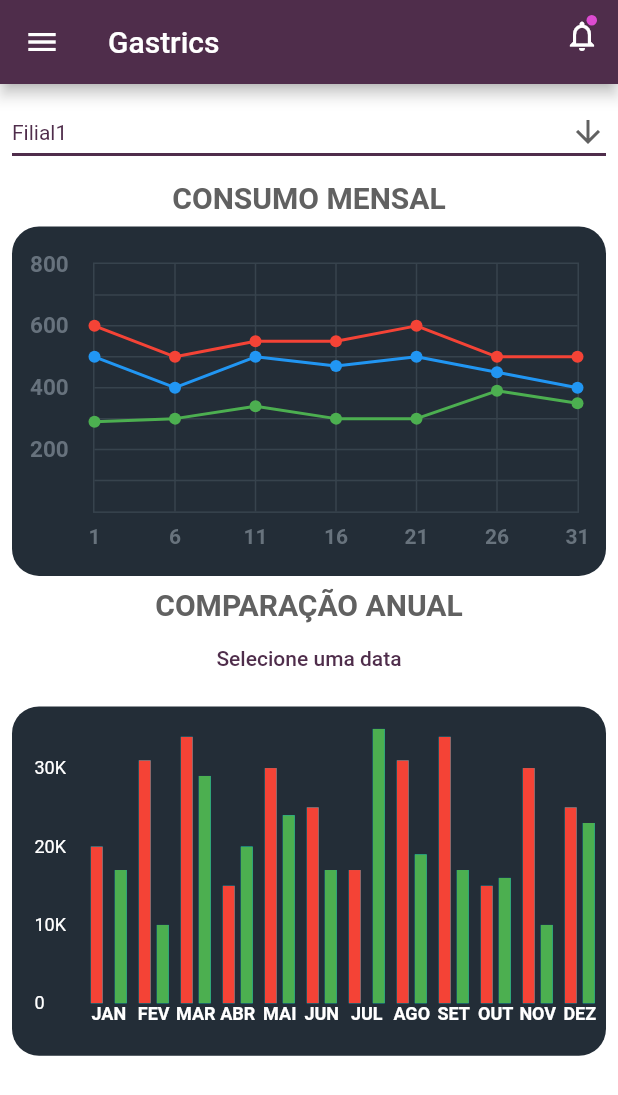
After one commit to mathbonato/gastrics_mobile, a Flutter app: the MetricsPage screen opened directly, after a tap on "Selecione uma data", on a phone screen of 412 x 824 dp. The commit adds this screen. Shown: the top 1095 px of the screen. Run offline on Flutter 3.47's test engine with Material 2 defaults, Android fonts, the phone set to English and light mode, and no system bars; drawn by our look-alikes of fl_chart; our stand-ins replace flutter_datetime_picker, get, google_fonts; missing offline and left inert: dart:ffi.

Commit message:
adding charts and datepicker

```diff
--- a/lib/modules/dashboard/dashboard_page.dart
+++ b/lib/modules/dashboard/dashboard_page.dart
@@ -1,5 +1,6 @@
 import 'package:flutter/material.dart';
 import 'package:glp_manager_mobile/components/card.dart';
+import 'package:glp_manager_mobile/components/notification_bell.dart';
 import 'package:glp_manager_mobile/modules/dashboard/drawer.dart';
 import 'package:glp_manager_mobile/shared/themes/appcollors.dart';
 
@@ -11,16 +12,18 @@ class DashboardPage extends StatefulWidget {
 }
 
 class _DashboardPageState extends State<DashboardPage> {
+  String dropdownValue = 'Filial1';
+
   @override
   Widget build(BuildContext context) {
     final size = MediaQuery.of(context).size;
-    String dropdownValue = 'Filial1';
 
     return Scaffold(
         backgroundColor: AppColors.background,
         appBar: AppBar(
             backgroundColor: AppColors.primary,
-            title: const Text("GLP Manager")),
+            title: const Text("Gastrics"),
+            actions: notificationBell()),
         drawer: const CustomDrawer(),
         body: Column(
           children: [
--- /dev/null
+++ b/lib/modules/metrics/bar_chart.dart
@@ -0,0 +1,363 @@
+import 'package:fl_chart/fl_chart.dart';
+import 'package:flutter/material.dart';
+
+class BarChartSample4 extends StatefulWidget {
+  const BarChartSample4({Key? key}) : super(key: key);
+
+  @override
+  State<StatefulWidget> createState() => BarChartSample4State();
+}
+
+class BarChartSample4State extends State<BarChartSample4> {
+  final Color dark = Colors.green;
+  final Color light = Colors.red;
+
+  @override
+  Widget build(BuildContext context) {
+    return Padding(
+      padding: const EdgeInsets.all(8.0),
+      child: AspectRatio(
+        aspectRatio: 1.70,
+        child: Container(
+          decoration: const BoxDecoration(
+              borderRadius: BorderRadius.all(
+                Radius.circular(18),
+              ),
+              color: Color(0xff232d37)),
+          child: Padding(
+            padding:
+                const EdgeInsets.only(right: 0, left: 15, top: 15, bottom: 15),
+            child: BarChart(
+              BarChartData(
+                alignment: BarChartAlignment.center,
+                barTouchData: BarTouchData(
+                  enabled: true,
+                ),
+                titlesData: FlTitlesData(
+                  show: true,
+                  bottomTitles: AxisTitles(
+                    sideTitles: SideTitles(
+                      showTitles: true,
+                      reservedSize: 20,
+                      getTitlesWidget: bottomTitles,
+                    ),
+                  ),
+                  leftTitles: AxisTitles(
+                    sideTitles: SideTitles(
+                      showTitles: true,
+                      reservedSize: 30,
+                      getTitlesWidget: leftTitles,
+                    ),
+                  ),
+                  topTitles: AxisTitles(
+                    sideTitles: SideTitles(showTitles: false),
+                  ),
+                  rightTitles: AxisTitles(
+                    sideTitles: SideTitles(showTitles: false),
+                  ),
+                ),
+                gridData: FlGridData(
+                  show: false,
+                  checkToShowHorizontalLine: (value) => value % 10 == 0,
+                  getDrawingHorizontalLine: (value) => FlLine(
+                    color: const Color(0xffe7e8ec),
+                    strokeWidth: 1,
+                  ),
+                  drawVerticalLine: true,
+                ),
+                borderData: FlBorderData(
+                  show: false,
+                ),
+                groupsSpace: 8,
+                barGroups: getData(),
+              ),
+            ),
+          ),
+        ),
+      ),
+    );
+  }
+
+  List<BarChartGroupData> getData() {
+    return [
+      BarChartGroupData(
+        x: 0,
+        barsSpace: 8,
+        barRods: [
+          BarChartRodData(
+              toY: 20000,
+              rodStackItems: [
+                BarChartRodStackItem(0, 20000, light),
+              ],
+              borderRadius: const BorderRadius.all(Radius.zero)),
+          BarChartRodData(
+              toY: 17000,
+              rodStackItems: [
+                BarChartRodStackItem(0, 17000, dark),
+              ],
+              borderRadius: const BorderRadius.all(Radius.zero)),
+        ],
+      ),
+      BarChartGroupData(
+        x: 1,
+        barsSpace: 4,
+        barRods: [
+          BarChartRodData(
+              toY: 31000,
+              rodStackItems: [
+                BarChartRodStackItem(0, 31000, light),
+              ],
+              borderRadius: const BorderRadius.all(Radius.zero)),
+          BarChartRodData(
+              toY: 10000,
+              rodStackItems: [
+                BarChartRodStackItem(0, 17000, dark),
+              ],
+              borderRadius: const BorderRadius.all(Radius.zero)),
+        ],
+      ),
+      BarChartGroupData(
+        x: 2,
+        barsSpace: 4,
+        barRods: [
+          BarChartRodData(
+              toY: 34000,
+              rodStackItems: [
+                BarChartRodStackItem(0, 34000, light),
+              ],
+              borderRadius: const BorderRadius.all(Radius.zero)),
+          BarChartRodData(
+              toY: 29000,
+              rodStackItems: [
+                BarChartRodStackItem(0, 29000, dark),
+              ],
+              borderRadius: const BorderRadius.all(Radius.zero)),
+        ],
+      ),
+      BarChartGroupData(
+        x: 3,
+        barsSpace: 4,
+        barRods: [
+          BarChartRodData(
+              toY: 15000,
+              rodStackItems: [
+                BarChartRodStackItem(0, 15000, light),
+              ],
+              borderRadius: const BorderRadius.all(Radius.zero)),
+          BarChartRodData(
+              toY: 20000,
+              rodStackItems: [
+                BarChartRodStackItem(0, 20000, dark),
+              ],
+              borderRadius: const BorderRadius.all(Radius.zero)),
+        ],
+      ),
+      BarChartGroupData(
+        x: 4,
+        barsSpace: 4,
+        barRods: [
+          BarChartRodData(
+              toY: 30000,
+              rodStackItems: [
+                BarChartRodStackItem(0, 30000, light),
+              ],
+              borderRadius: const BorderRadius.all(Radius.zero)),
+          BarChartRodData(
+              toY: 24000,
+              rodStackItems: [
+                BarChartRodStackItem(0, 24000, dark),
+              ],
+              borderRadius: const BorderRadius.all(Radius.zero)),
+        ],
+      ),
+      BarChartGroupData(
+        x: 5,
+        barsSpace: 4,
+        barRods: [
+          BarChartRodData(
+              toY: 25000,
+              rodStackItems: [
+                BarChartRodStackItem(0, 25000, light),
+              ],
+              borderRadius: const BorderRadius.all(Radius.zero)),
+          BarChartRodData(
+              toY: 17000,
+              rodStackItems: [
+                BarChartRodStackItem(0, 17000, dark),
+              ],
+              borderRadius: const BorderRadius.all(Radius.zero)),
+        ],
+      ),
+      BarChartGroupData(
+        x: 6,
+        barsSpace: 8,
+        barRods: [
+          BarChartRodData(
+              toY: 17000,
+              rodStackItems: [
+                BarChartRodStackItem(0, 17000, light),
+              ],
+              borderRadius: const BorderRadius.all(Radius.zero)),
+          BarChartRodData(
+              toY: 35000,
+              rodStackItems: [
+                BarChartRodStackItem(0, 35000, dark),
+              ],
+              borderRadius: const BorderRadius.all(Radius.zero)),
+        ],
+      ),
+      BarChartGroupData(
+        x: 7,
+        barsSpace: 4,
+        barRods: [
+          BarChartRodData(
+              toY: 31000,
+              rodStackItems: [
+                BarChartRodStackItem(0, 31000, light),
+              ],
+              borderRadius: const BorderRadius.all(Radius.zero)),
+          BarChartRodData(
+              toY: 19000,
+              rodStackItems: [
+                BarChartRodStackItem(0, 19000, dark),
+              ],
+              borderRadius: const BorderRadius.all(Radius.zero)),
+        ],
+      ),
+      BarChartGroupData(
+        x: 8,
+        barsSpace: 4,
+        barRods: [
+          BarChartRodData(
+              toY: 34000,
+              rodStackItems: [
+                BarChartRodStackItem(0, 34000, light),
+              ],
+              borderRadius: const BorderRadius.all(Radius.zero)),
+          BarChartRodData(
+              toY: 17000,
+              rodStackItems: [
+                BarChartRodStackItem(0, 17000, dark),
+              ],
+              borderRadius: const BorderRadius.all(Radius.zero)),
+        ],
+      ),
+      BarChartGroupData(
+        x: 9,
+        barsSpace: 4,
+        barRods: [
+          BarChartRodData(
+              toY: 15000,
+              rodStackItems: [
+                BarChartRodStackItem(0, 15000, light),
+              ],
+              borderRadius: const BorderRadius.all(Radius.zero)),
+          BarChartRodData(
+              toY: 16000,
+              rodStackItems: [
+                BarChartRodStackItem(0, 16000, dark),
+              ],
+              borderRadius: const BorderRadius.all(Radius.zero)),
+        ],
+      ),
+      BarChartGroupData(
+        x: 10,
+        barsSpace: 4,
+        barRods: [
+          BarChartRodData(
+              toY: 30000,
+              rodStackItems: [
+                BarChartRodStackItem(0, 30000, light),
+              ],
+              borderRadius: const BorderRadius.all(Radius.zero)),
+          BarChartRodData(
+              toY: 10000,
+              rodStackItems: [
+                BarChartRodStackItem(0, 10000, dark),
+              ],
+              borderRadius: const BorderRadius.all(Radius.zero)),
+        ],
+      ),
+      BarChartGroupData(
+        x: 11,
+        barsSpace: 4,
+        barRods: [
+          BarChartRodData(
+              toY: 25000,
+              rodStackItems: [
+                BarChartRodStackItem(0, 25000, light),
+              ],
+              borderRadius: const BorderRadius.all(Radius.zero)),
+          BarChartRodData(
+              toY: 23000,
+              rodStackItems: [
+                BarChartRodStackItem(0, 23000, dark),
+              ],
+              borderRadius: const BorderRadius.all(Radius.zero)),
+        ],
+      ),
+    ];
+  }
+
+  Widget bottomTitles(double value, TitleMeta meta) {
+    const style = TextStyle(
+        color: Colors.white, fontSize: 12, fontWeight: FontWeight.bold);
+    String text;
+    switch (value.toInt()) {
+      case 0:
+        text = 'JAN';
+        break;
+      case 1:
+        text = 'FEV';
+        break;
+      case 2:
+        text = 'MAR';
+        break;
+      case 3:
+        text = 'ABR';
+        break;
+      case 4:
+        text = 'MAI';
+        break;
+      case 5:
+        text = 'JUN';
+        break;
+      case 6:
+        text = 'JUL';
+        break;
+      case 7:
+        text = 'AGO';
+        break;
+      case 8:
+        text = 'SET';
+        break;
+      case 9:
+        text = 'OUT';
+        break;
+      case 10:
+        text = 'NOV';
+        break;
+      case 11:
+        text = 'DEZ';
+        break;
+      default:
+        text = '';
+        break;
+    }
+    return Text(text, style: style);
+  }
+
+  Widget leftTitles(double value, TitleMeta meta) {
+    if (value == meta.max) {
+      return Container();
+    }
+    const style = TextStyle(
+      color: Colors.white,
+      fontSize: 12,
+    );
+    return Text(
+      '${meta.formattedValue}',
+      style: style,
+    );
+  }
+}
--- /dev/null
+++ b/lib/modules/metrics/line_chart.dart
@@ -0,0 +1,209 @@
+import 'package:fl_chart/fl_chart.dart';
+import 'package:flutter/material.dart';
+
+class LineChart1 extends StatefulWidget {
+  const LineChart1({Key? key}) : super(key: key);
+
+  @override
+  State<LineChart1> createState() => _LineChart1State();
+}
+
+class _LineChart1State extends State<LineChart1> {
+  @override
+  Widget build(BuildContext context) {
+    return Padding(
+      padding: const EdgeInsets.all(8.0),
+      child: AspectRatio(
+        aspectRatio: 1.70,
+        child: Container(
+          decoration: const BoxDecoration(
+              borderRadius: BorderRadius.all(
+                Radius.circular(18),
+              ),
+              color: Color(0xff232d37)),
+          child: Padding(
+            padding: const EdgeInsets.only(
+                right: 18.0, left: 12.0, top: 24, bottom: 12),
+            child: LineChart(mainData()),
+          ),
+        ),
+      ),
+    );
+  }
+}
+
+Widget bottomTitleWidgets(double value, TitleMeta meta) {
+  const style = TextStyle(
+    color: Color(0xff68737d),
+    fontWeight: FontWeight.bold,
+    fontSize: 14,
+  );
+  Widget text;
+  switch (value.toInt()) {
+    case 0:
+      text = const Text('1', style: style);
+      break;
+    case 1:
+      text = const Text('6', style: style);
+      break;
+    case 2:
+      text = const Text('11', style: style);
+      break;
+    case 3:
+      text = const Text('16', style: style);
+      break;
+    case 4:
+      text = const Text('21', style: style);
+      break;
+    case 5:
+      text = const Text('26', style: style);
+      break;
+    case 6:
+      text = const Text('31', style: style);
+      break;
+    default:
+      text = const Text('', style: style);
+      break;
+  }
+
+  return Padding(child: text, padding: const EdgeInsets.only(top: 8.0));
+}
+
+Widget leftTitleWidgets(double value, TitleMeta meta) {
+  const style = TextStyle(
+    color: Color(0xff67727d),
+    fontWeight: FontWeight.bold,
+    fontSize: 15,
+  );
+  String text;
+  switch (value.toInt()) {
+    case 2:
+      text = '200';
+      break;
+    case 4:
+      text = '400';
+      break;
+    case 6:
+      text = '600';
+      break;
+    case 8:
+      text = '800';
+      break;
+    default:
+      return Container();
+  }
+
+  return Text(text, style: style, textAlign: TextAlign.left);
+}
+
+LineChartData mainData() {
+  return LineChartData(
+    gridData: FlGridData(
+      show: true,
+      drawVerticalLine: true,
+      horizontalInterval: 1,
+      verticalInterval: 1,
+      getDrawingHorizontalLine: (value) {
+        return FlLine(
+          color: const Color(0xff37434d),
+          strokeWidth: 1,
+        );
+      },
+      getDrawingVerticalLine: (value) {
+        return FlLine(
+          color: const Color(0xff37434d),
+          strokeWidth: 1,
+        );
+      },
+    ),
+    titlesData: FlTitlesData(
+      show: true,
+      rightTitles: AxisTitles(
+        sideTitles: SideTitles(showTitles: false),
+      ),
+      topTitles: AxisTitles(
+        sideTitles: SideTitles(showTitles: false),
+      ),
+      bottomTitles: AxisTitles(
+        sideTitles: SideTitles(
+          showTitles: true,
+          reservedSize: 30,
+          interval: 1,
+          getTitlesWidget: bottomTitleWidgets,
+        ),
+      ),
+      leftTitles: AxisTitles(
+        sideTitles: SideTitles(
+          showTitles: true,
+          interval: 1,
+          getTitlesWidget: leftTitleWidgets,
+          reservedSize: 42,
+        ),
+      ),
+    ),
+    borderData: FlBorderData(
+        show: true,
+        border: Border.all(color: const Color(0xff37434d), width: 1)),
+    minX: 0,
+    maxX: 6,
+    minY: 0,
+    maxY: 8,
+    lineBarsData: [
+      LineChartBarData(
+        spots: const [
+          FlSpot(0, 6),
+          FlSpot(1, 5),
+          FlSpot(2, 5.5),
+          FlSpot(3, 5.5),
+          FlSpot(4, 6),
+          FlSpot(5, 5),
+          FlSpot(6, 5),
+          //   FlSpot(12, 5.5),
+        ],
+        isCurved: false,
+        color: Colors.red,
+        barWidth: 2,
+        isStrokeCapRound: true,
+        dotData: FlDotData(
+          show: true,
+        ),
+      ),
+      LineChartBarData(
+        spots: const [
+          FlSpot(0, 5),
+          FlSpot(1, 4),
+          FlSpot(2, 5),
+          FlSpot(3, 4.7),
+          FlSpot(4, 5),
+          FlSpot(5, 4.5),
+          FlSpot(6, 4),
+        ],
+        isCurved: false,
+        color: Colors.blue,
+        barWidth: 2,
+        isStrokeCapRound: true,
+        dotData: FlDotData(
+          show: true,
+        ),
+      ),
+      LineChartBarData(
+        spots: const [
+          FlSpot(0, 2.9),
+          FlSpot(1, 3),
+          FlSpot(2, 3.4),
+          FlSpot(3, 3),
+          FlSpot(4, 3),
+          FlSpot(5, 3.9),
+          FlSpot(6, 3.5),
+        ],
+        isCurved: false,
+        color: Colors.green,
+        barWidth: 2,
+        isStrokeCapRound: true,
+        dotData: FlDotData(
+          show: true,
+        ),
+      ),
+    ],
+  );
+}
--- /dev/null
+++ b/lib/modules/metrics/metrics_page.dart
@@ -0,0 +1,137 @@
+import 'package:flutter/material.dart';
+import 'package:flutter_datetime_picker/flutter_datetime_picker.dart';
+import 'package:glp_manager_mobile/components/notification_bell.dart';
+import 'package:glp_manager_mobile/modules/metrics/bar_chart.dart';
+import 'package:glp_manager_mobile/modules/metrics/line_chart.dart';
+
+import '../../shared/themes/appcollors.dart';
+import '../dashboard/drawer.dart';
+
+class MetricsPage extends StatefulWidget {
+  const MetricsPage({Key? key}) : super(key: key);
+
+  @override
+  _MetricsPage createState() => _MetricsPage();
+}
+
+class _MetricsPage extends State<MetricsPage> {
+  List<Color> gradientColors = [
+    const Color(0xff23b6e6),
+    const Color(0xff02d3ea),
+  ];
+
+  String dropdownValue = 'Filial1';
+
+  @override
+  Widget build(BuildContext context) {
+    return Scaffold(
+      backgroundColor: AppColors.background,
+      appBar: AppBar(
+          backgroundColor: AppColors.primary,
+          title: const Text("Gastrics"),
+          actions: notificationBell()),
+      drawer: const CustomDrawer(),
+      body: SingleChildScrollView(
+        child: Column(
+          children: [
+            Padding(
+              padding: const EdgeInsets.all(8.0),
+              child: DropdownButton<String>(
+                value: dropdownValue,
+                icon: const Icon(Icons.arrow_downward),
+                elevation: 16,
+                isExpanded: true,
+                style: const TextStyle(color: AppColors.primary),
+                underline: Container(
+                  height: 2,
+                  color: AppColors.primary,
+                ),
+                onChanged: (String? newValue) {
+                  setState(() {
+                    dropdownValue = newValue!;
+                  });
+                },
+                items: <String>['Filial1', 'Filial2', 'Filial3']
+                    .map<DropdownMenuItem<String>>((String value) {
+                  return DropdownMenuItem<String>(
+                    value: value,
+                    child: Text(value),
+                  );
+                }).toList(),
+              ),
+            ),
+            Text(
+              'Consumo mensal'.toUpperCase(),
+              style: const TextStyle(
+                color: AppColors.textPrimary,
+                fontWeight: FontWeight.bold,
+                fontSize: 20,
+              ),
+            ),
+            const LineChart1(),
+            Text(
+              'Comparação anual'.toUpperCase(),
+              style: const TextStyle(
+                color: AppColors.textPrimary,
+                fontWeight: FontWeight.bold,
+                fontSize: 20,
+              ),
+            ),
+            Center(
+              child: Column(
+                children: <Widget>[
+                  //new buttonText starts
+                  TextButton(
+                      onPressed: () {
+                        DatePicker.showPicker(context,
+                            theme: const DatePickerTheme(
+                                headerColor: Colors.grey,
+                                backgroundColor: AppColors.primary,
+                                itemStyle: TextStyle(
+                                    color: Colors.white,
+                                    fontWeight: FontWeight.bold,
+                                    fontSize: 18),
+                                doneStyle: TextStyle(
+                                    color: Colors.white, fontSize: 16)),
+                            pickerModel: CustomMonthPicker(
+                                locale: LocaleType.pt,
+                                minTime: DateTime(2020, 1, 1),
+                                maxTime: DateTime.now(),
+                                currentTime: DateTime.now()));
+                      },
+                      child: const Text(
+                        'Selecione uma data',
+                        style:
+                            TextStyle(color: AppColors.primary, fontSize: 14),
+                      )),
+                  //new buttonText ends.
+                ],
+              ),
+            ),
+            const BarChartSample4(),
+          ],
+        ),
+      ),
+    );
+  }
+}
+
+class CustomMonthPicker extends DatePickerModel {
+  CustomMonthPicker(
+      {DateTime? currentTime,
+      DateTime? minTime,
+      DateTime? maxTime,
+      DatePickerTheme? theme,
+      LocaleType? locale})
+      : super(
+          locale: locale,
+          minTime: minTime,
+          maxTime: maxTime,
+          currentTime: currentTime,
+        );
+
+  @override
+  List<int> layoutProportions() {
+    return [1, 1, 0];
+  }
+}
--- a/pubspec.yaml
+++ b/pubspec.yaml
@@ -38,6 +38,8 @@ dependencies:
   get:
   modal_bottom_sheet: ^2.0.1
   skeletons: ^0.0.3
+  fl_chart: ^0.50.6
+  flutter_datetime_picker: ^1.5.1
 
 dev_dependencies:
   flutter_test:
```
Also changed, not shown: pubspec.lock.
